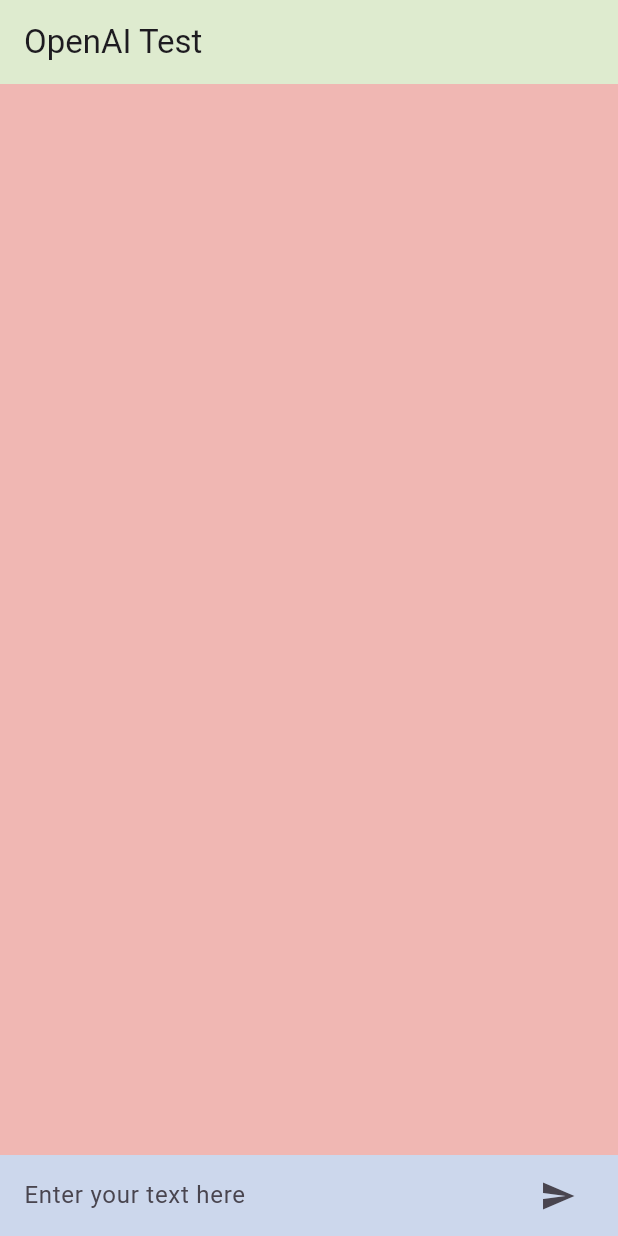
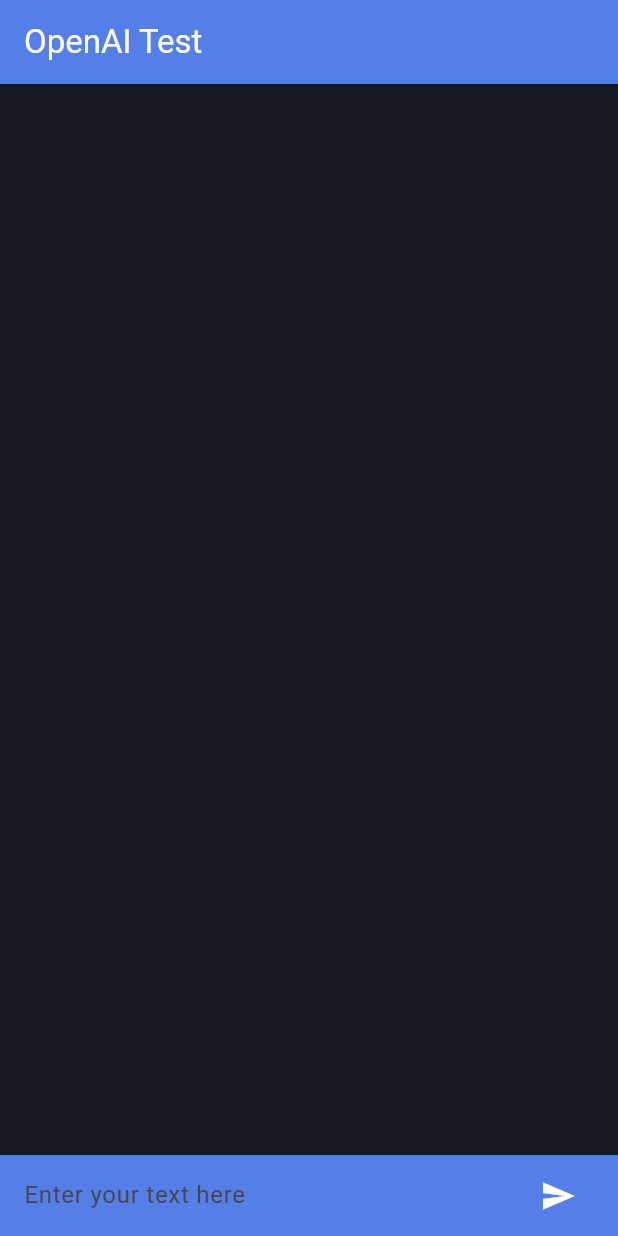
Before and after one commit to emirariemir/openai_test, a Flutter app: the screen it shows after launch, on a phone screen of 412 x 824 dp. Run offline on Flutter 3.47's test engine with Material 2 defaults, Android fonts, the phone set to English and light mode, and no system bars.

Commit message:
Add main colors

```diff
--- a/lib/chat_screen.dart
+++ b/lib/chat_screen.dart
@@ -1,5 +1,6 @@
 import 'package:flutter/material.dart';
 import 'package:flutter/services.dart';
+import 'package:openai_test/constants.dart';
 
 class ChatScreen extends StatefulWidget {
   const ChatScreen({super.key});
@@ -21,7 +22,7 @@ class _ChatScreenState extends State<ChatScreen> {
 
   Widget buildTextField() {
     return Container(
-      color: const Color.fromARGB(255, 204, 215, 236),
+      color: kMainColor,
       child: Padding(
         padding: const EdgeInsets.symmetric(horizontal: 16),
         child: Row(
@@ -33,6 +34,7 @@ class _ChatScreenState extends State<ChatScreen> {
             ),
             IconButton(
               padding: const EdgeInsets.symmetric(vertical: 15),
+              color: Colors.white,
               onPressed: () {},
               icon: const Icon(Icons.send),
             ),
@@ -45,7 +47,7 @@ class _ChatScreenState extends State<ChatScreen> {
   Expanded buildChatWidget() {
     return Expanded(
       child: Container(
-        color: Color.fromARGB(255, 240, 183, 179),
+        color: kBackgroundColor,
       ),
     );
   }
@@ -63,8 +65,11 @@ class _ChatScreenState extends State<ChatScreen> {
   Widget build(BuildContext context) {
     return Scaffold(
       appBar: AppBar(
-        backgroundColor: Color.fromARGB(255, 222, 235, 207),
-        title: Text('OpenAI Test'),
+        backgroundColor: kMainColor,
+        title: const Text(
+          'OpenAI Test',
+          style: TextStyle(color: Colors.white),
+        ),
       ),
       body: Column(
         children: [
--- /dev/null
+++ b/lib/constants.dart
@@ -0,0 +1,4 @@
+import 'package:flutter/material.dart';
+
+const kMainColor = Color(0xFF537FE7);
+const kBackgroundColor = Color(0xFF181823);
```
